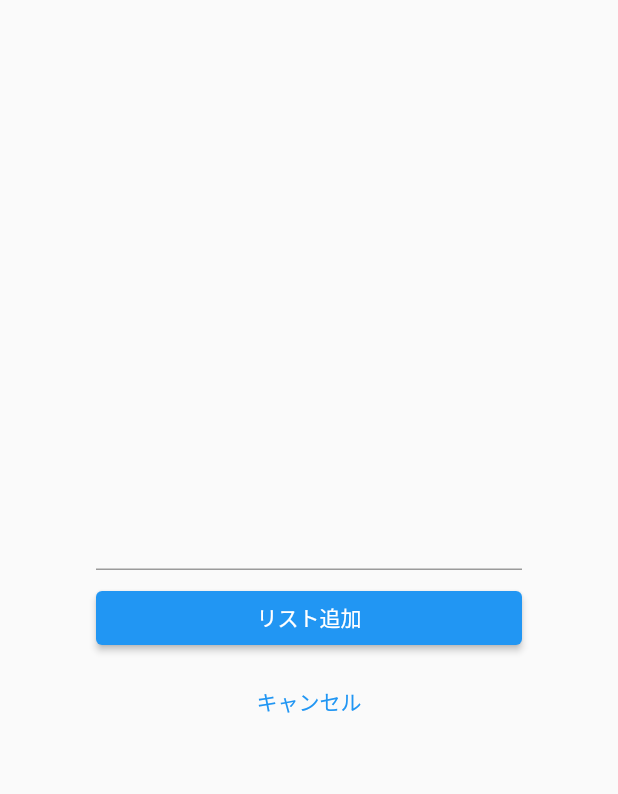
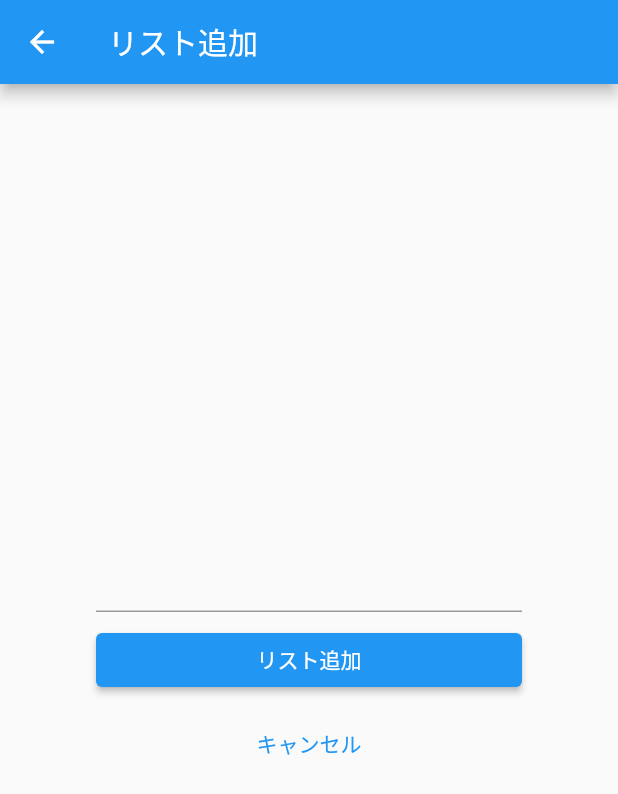
Before and after one commit to hamadayuuki/practice-flutter, a Flutter app: the screen it shows after launch, after a tap on the "add" icon, on a phone screen of 412 x 824 dp. Shown: the top 794 px of the screen. Run offline on Flutter 3.47's test engine with Material 2 defaults, Android fonts, the phone set to English and light mode, and no system bars.

Commit message:
add: 画面ごとに AppBar(画面上) を作成, TODOアプリ作成完了

```diff
--- a/lib/main.dart
+++ b/lib/main.dart
@@ -43,9 +43,14 @@ class _TodoListPageState extends State<TodoListPage> {
   @override
   Widget build(BuildContext context) {
     return Scaffold(
+      // アプリバー(画面上)
+      appBar: AppBar(
+        title: Text("リスト一覧"),
+      ),
+
+      // 画面
       body: Center(
 
-        // ① : TODOをリストで表示 ===========
         // 配列をもとに ListView を作るため、.bulider を使用
         child: ListView.builder(
           itemCount: todoList.length,
@@ -57,38 +62,7 @@ class _TodoListPageState extends State<TodoListPage> {
               );
             }
         )
-        /*
-        ListView(
-          children: <Widget>[
 
-            // にんじん
-            Card(child: ListTile(
-              title: Text("にんじんを買う")
-              )
-            ),
-
-            // 玉ねぎ
-            Card(child: ListTile(
-                title: Text("玉ねぎを買う")
-              )
-            ),
-
-            // じゃがいも
-            Card(child: ListTile(
-                title: Text("じゃがいもを買う")
-              )
-            ),
-
-            // カレー粉
-            Card(child: ListTile(
-                title: Text("カレー粉を買う")
-              )
-            ),
-
-          ]
-        ),
-        // ① ======================
-        */
       ),
 
       // TODO追加ボタン
@@ -138,6 +112,12 @@ class _TodoAddPageState extends State<TodoAddPage> {
   @override
   Widget build(BuildContext context) {
     return Scaffold(
+      // アプリバー(画面上)
+        appBar: AppBar(
+          title: Text("リスト追加"),
+        ),
+
+        // 画面
       body: Container(
         padding: EdgeInsets.all(64),
         child: Column(
```
